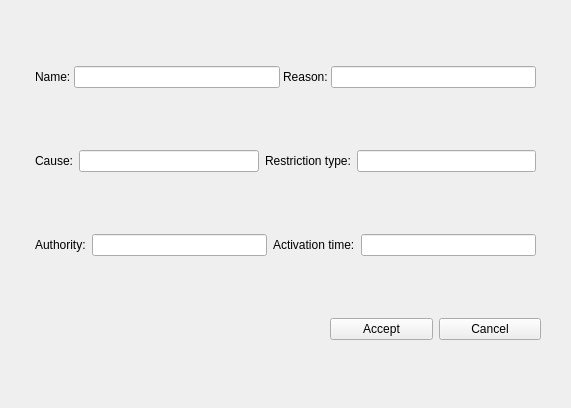
Old version of the form src/uat_tool/presentation/views/ui/form_uas_zone.ui in the repository vazmasero/UAT-Tool.
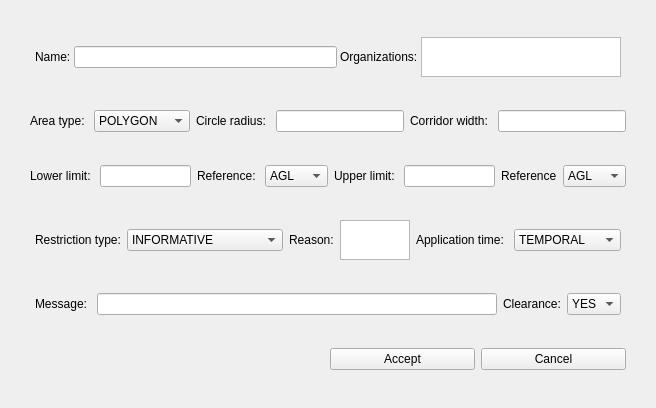
New version of the form.

Diff of the .ui file:
```diff
--- a/src/uat_tool/presentation/views/ui/form_uas_zone.ui
+++ b/src/uat_tool/presentation/views/ui/form_uas_zone.ui
@@ -45,35 +45,154 @@
       <widget class="QLineEdit" name="le_name"/>
      </item>
      <item>
-      <widget class="QLabel" name="lbl_reason">
+      <widget class="QLabel" name="lbl_orgs">
        <property name="text">
-        <string>Reason:</string>
+        <string>Organizations:</string>
        </property>
       </widget>
      </item>
      <item>
-      <widget class="QLineEdit" name="le_reason"/>
+      <widget class="QListWidget" name="lw_orgs">
+       <property name="sizePolicy">
+        <sizepolicy hsizetype="Maximum" vsizetype="Maximum">
+         <horstretch>0</horstretch>
+         <verstretch>0</verstretch>
+        </sizepolicy>
+       </property>
+       <property name="maximumSize">
+        <size>
+         <width>200</width>
+         <height>40</height>
+        </size>
+       </property>
+      </widget>
      </item>
     </layout>
    </item>
    <item>
-    <layout class="QHBoxLayout" name="hlayout_cause" stretch="0,0,0,0">
+    <layout class="QHBoxLayout" name="hlayout_area_type">
+     <item>
+      <widget class="QLabel" name="lbl_area_type">
+       <property name="text">
+        <string>Area type: </string>
+       </property>
+      </widget>
+     </item>
+     <item>
+      <widget class="QComboBox" name="cb_area_type">
+       <item>
+        <property name="text">
+         <string>POLYGON</string>
+        </property>
+       </item>
+       <item>
+        <property name="text">
+         <string>CIRCLE</string>
+        </property>
+       </item>
+       <item>
+        <property name="text">
+         <string>CORRIDOR</string>
+        </property>
+       </item>
+      </widget>
+     </item>
+     <item>
+      <widget class="QLabel" name="lbl_radius">
+       <property name="text">
+        <string>Circle radius: </string>
+       </property>
+      </widget>
+     </item>
+     <item>
+      <widget class="QLineEdit" name="le_radius"/>
+     </item>
+     <item>
+      <widget class="QLabel" name="lbl_width">
+       <property name="text">
+        <string>Corridor width: </string>
+       </property>
+      </widget>
+     </item>
+     <item>
+      <widget class="QLineEdit" name="le_width"/>
+     </item>
+    </layout>
+   </item>
+   <item>
+    <layout class="QHBoxLayout" name="hlayout_lower_limit">
+     <item>
+      <widget class="QLabel" name="lbl_lower_limit">
+       <property name="text">
+        <string>Lower limit: </string>
+       </property>
+      </widget>
+     </item>
+     <item>
+      <widget class="QLineEdit" name="le_lower_limit"/>
+     </item>
+     <item>
+      <widget class="QLabel" name="lbl_reference_lower">
+       <property name="text">
+        <string>Reference: </string>
+       </property>
+      </widget>
+     </item>
+     <item>
+      <widget class="QComboBox" name="cb_reference_lower">
+       <item>
+        <property name="text">
+         <string>AGL</string>
+        </property>
+       </item>
+       <item>
+        <property name="text">
+         <string>AMSL</string>
+        </property>
+       </item>
+      </widget>
+     </item>
+     <item>
+      <widget class="QLabel" name="lbl_upper_limit">
+       <property name="text">
+        <string>Upper limit: </string>
+       </property>
+      </widget>
+     </item>
+     <item>
+      <widget class="QLineEdit" name="le_upper_limit"/>
+     </item>
+     <item>
+      <widget class="QLabel" name="lbl_reference_upper">
+       <property name="text">
+        <string>Reference</string>
+       </property>
+      </widget>
+     </item>
+     <item>
+      <widget class="QComboBox" name="cb_reference_upper">
+       <item>
+        <property name="text">
+         <string>AGL</string>
+        </property>
+       </item>
+       <item>
+        <property name="text">
+         <string>AMSL</string>
+        </property>
+       </item>
+      </widget>
+     </item>
+    </layout>
+   </item>
+   <item>
+    <layout class="QHBoxLayout" name="hlayout_cause" stretch="0,0,0,0,0,0">
      <property name="leftMargin">
       <number>5</number>
      </property>
      <property name="rightMargin">
       <number>5</number>
      </property>
-     <item>
-      <widget class="QLabel" name="lbl_cause">
-       <property name="text">
-        <string>Cause:</string>
-       </property>
-      </widget>
-     </item>
-     <item>
-      <widget class="QLineEdit" name="le_cause"/>
-     </item>
      <item>
       <widget class="QLabel" name="lbl_restriction_type">
        <property name="text">
@@ -85,7 +204,72 @@
       </widget>
      </item>
      <item>
-      <widget class="QLineEdit" name="le_restriction_type"/>
+      <widget class="QComboBox" name="cb_restriction_type">
+       <item>
+        <property name="text">
+         <string>INFORMATIVE</string>
+        </property>
+       </item>
+       <item>
+        <property name="text">
+         <string>PROHIBITED</string>
+        </property>
+       </item>
+       <item>
+        <property name="text">
+         <string>REQ.AUTHORISATION</string>
+        </property>
+       </item>
+       <item>
+        <property name="text">
+         <string>CONDITIONAL</string>
+        </property>
+       </item>
+      </widget>
+     </item>
+     <item>
+      <widget class="QLabel" name="lbl_reason">
+       <property name="text">
+        <string>Reason:</string>
+       </property>
+      </widget>
+     </item>
+     <item>
+      <widget class="QListWidget" name="lw_reasons">
+       <property name="sizePolicy">
+        <sizepolicy hsizetype="Maximum" vsizetype="Maximum">
+         <horstretch>0</horstretch>
+         <verstretch>0</verstretch>
+        </sizepolicy>
+       </property>
+       <property name="maximumSize">
+        <size>
+         <width>150</width>
+         <height>40</height>
+        </size>
+       </property>
+      </widget>
+     </item>
+     <item>
+      <widget class="QLabel" name="lbl_application">
+       <property name="text">
+        <string>Application time: </string>
+       </property>
+      </widget>
+     </item>
+     <item>
+      <widget class="QComboBox" name="cb_application">
+       <item>
+        <property name="text">
+         <string>TEMPORAL</string>
+        </property>
+       </item>
+       <item>
+        <property name="text">
+         <string>PERMANENT</string>
+        </property>
+       </item>
+      </widget>
      </item>
     </layout>
    </item>
@@ -100,7 +284,7 @@
      <item>
       <widget class="QLabel" name="lbl_authority">
        <property name="text">
-        <string>Authority:</string>
+        <string>Message: </string>
        </property>
       </widget>
      </item>
@@ -110,12 +294,23 @@
      <item>
       <widget class="QLabel" name="lbl_activation_time">
        <property name="text">
-        <string>Activation time:</string>
+        <string>Clearance:</string>
        </property>
       </widget>
      </item>
      <item>
-      <widget class="QLineEdit" name="le_activation_time"/>
+      <widget class="QComboBox" name="cb_clearance">
+       <item>
+        <property name="text">
+         <string>YES</string>
+        </property>
+       </item>
+       <item>
+        <property name="text">
+         <string>NO</string>
+        </property>
+       </item>
+      </widget>
      </item>
     </layout>
    </item>
```
Left out of the diff: 6 changed lines with no effect on the pictures.
